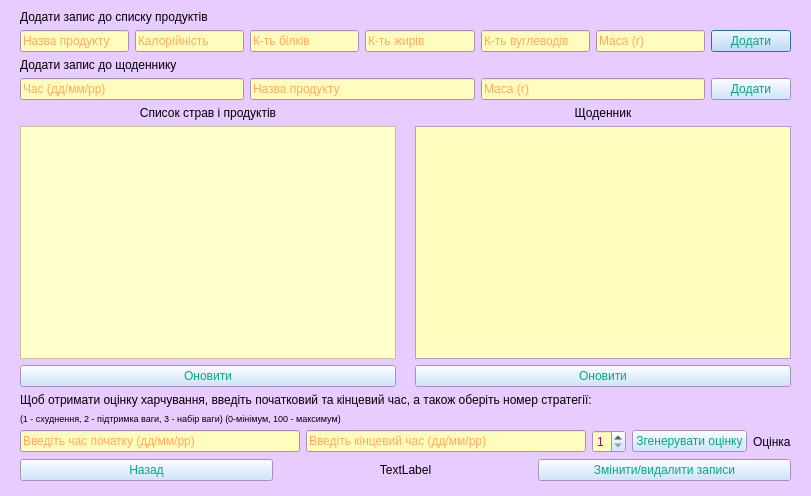
The window that foodform.ui (Stalkeroid13/Health_statistic) describes before a commit, drawn with Qt 5.
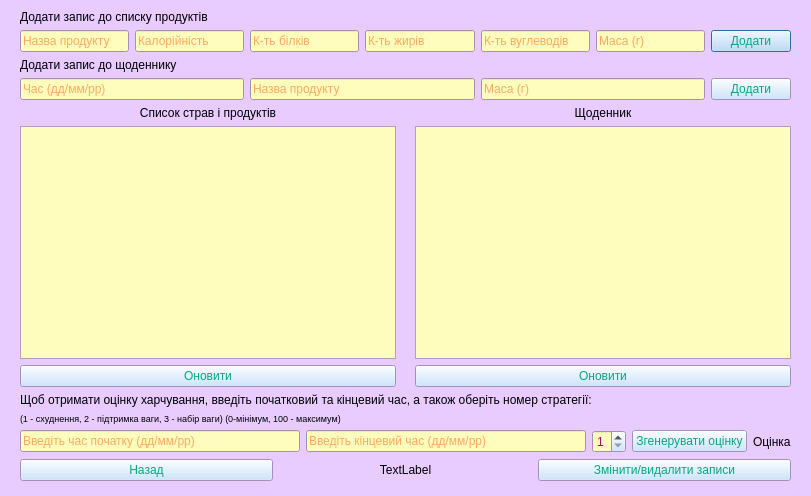
The same window after the commit.

Diff of the .ui file:
```diff
--- a/foodform.ui
+++ b/foodform.ui
@@ -473,159 +473,6 @@
     </item>
     <item>
      <layout class="QGridLayout" name="gridLayout">
-      <item row="1" column="2">
-       <widget class="QTableView" name="tableView_2"/>
-      </item>
-      <item row="1" column="0">
-       <widget class="QTableView" name="tableView">
-        <property name="palette">
-         <palette>
-          <active>
-           <colorrole role="Button">
-            <brush brushstyle="SolidPattern">
-             <color alpha="255">
-              <red>255</red>
-              <green>255</green>
-              <blue>204</blue>
-             </color>
-            </brush>
-           </colorrole>
-           <colorrole role="Base">
-            <brush brushstyle="SolidPattern">
-             <color alpha="255">
-              <red>255</red>
-              <green>255</green>
-              <blue>204</blue>
-             </color>
-            </brush>
-           </colorrole>
-           <colorrole role="Window">
-            <brush brushstyle="SolidPattern">
-             <color alpha="255">
-              <red>255</red>
-              <green>255</green>
-              <blue>204</blue>
-             </color>
-            </brush>
-           </colorrole>
-           <colorrole role="ToolTipBase">
-            <brush brushstyle="SolidPattern">
-             <color alpha="255">
-              <red>0</red>
-              <green>0</green>
-              <blue>0</blue>
-             </color>
-            </brush>
-           </colorrole>
-          </active>
-          <inactive>
-           <colorrole role="Button">
-            <brush brushstyle="SolidPattern">
-             <color alpha="255">
-              <red>255</red>
-              <green>255</green>
-              <blue>204</blue>
-             </color>
-            </brush>
-           </colorrole>
-           <colorrole role="Base">
-            <brush brushstyle="SolidPattern">
-             <color alpha="255">
-              <red>255</red>
-              <green>255</green>
-              <blue>204</blue>
-             </color>
-            </brush>
-           </colorrole>
-           <colorrole role="Window">
-            <brush brushstyle="SolidPattern">
-             <color alpha="255">
-              <red>255</red>
-              <green>255</green>
-              <blue>204</blue>
-             </color>
-            </brush>
-           </colorrole>
-           <colorrole role="ToolTipBase">
-            <brush brushstyle="SolidPattern">
-             <color alpha="255">
-              <red>0</red>
-              <green>0</green>
-              <blue>0</blue>
-             </color>
-            </brush>
-           </colorrole>
-          </inactive>
-          <disabled>
-           <colorrole role="Button">
-            <brush brushstyle="SolidPattern">
-             <color alpha="255">
-              <red>255</red>
-              <green>255</green>
-              <blue>204</blue>
-             </color>
-            </brush>
-           </colorrole>
-           <colorrole role="Base">
-            <brush brushstyle="SolidPattern">
-             <color alpha="255">
-              <red>255</red>
-              <green>255</green>
-              <blue>204</blue>
-             </color>
-            </brush>
-           </colorrole>
-           <colorrole role="Window">
-            <brush brushstyle="SolidPattern">
-             <color alpha="255">
-              <red>255</red>
-              <green>255</green>
-              <blue>204</blue>
-             </color>
-            </brush>
-           </colorrole>
-           <colorrole role="ToolTipBase">
-            <brush brushstyle="SolidPattern">
-             <color alpha="255">
-              <red>0</red>
-              <green>0</green>
-              <blue>0</blue>
-             </color>
-            </brush>
-           </colorrole>
-          </disabled>
-         </palette>
-        </property>
-        <property name="styleSheet">
-         <string notr="true">QTableView {
-    gridline-color: black;
-    show-grid: 1;
-    background-color: #FFFFCC;
-}
-QHeaderView::section {
-    background-color: #333333;
-    color: white;
-}</string>
-        </property>
-       </widget>
-      </item>
-      <item row="0" column="2">
-       <widget class="QLabel" name="label_3">
-        <property name="text">
-         <string>Щоденник</string>
-        </property>
-        <property name="alignment">
-         <set>Qt::AlignmentFlag::AlignCenter</set>
-        </property>
-       </widget>
-      </item>
-      <item row="2" column="0">
-       <widget class="QPushButton" name="pushButton_2">
-        <property name="text">
-         <string>Оновити</string>
-        </property>
-       </widget>
-      </item>
       <item row="0" column="0">
        <widget class="QLabel" name="label_2">
         <property name="text">
@@ -636,6 +483,20 @@
         </property>
        </widget>
       </item>
+      <item row="2" column="2">
+       <widget class="QPushButton" name="pushButton_7">
+        <property name="text">
+         <string>Оновити</string>
+        </property>
+       </widget>
+      </item>
+      <item row="2" column="0">
+       <widget class="QPushButton" name="pushButton_2">
+        <property name="text">
+         <string>Оновити</string>
+        </property>
+       </widget>
+      </item>
       <item row="0" column="1">
        <widget class="QLabel" name="label_7">
         <property name="text">
@@ -643,13 +504,22 @@
         </property>
        </widget>
       </item>
-      <item row="2" column="2">
-       <widget class="QPushButton" name="pushButton_7">
+      <item row="1" column="2">
+       <widget class="QTableView" name="tableView_2"/>
+      </item>
+      <item row="0" column="2">
+       <widget class="QLabel" name="label_3">
         <property name="text">
-         <string>Оновити</string>
+         <string>Щоденник</string>
+        </property>
+        <property name="alignment">
+         <set>Qt::AlignmentFlag::AlignCenter</set>
         </property>
        </widget>
       </item>
+      <item row="1" column="0">
+       <widget class="QTableView" name="tableView"/>
+      </item>
      </layout>
     </item>
     <item>
```
